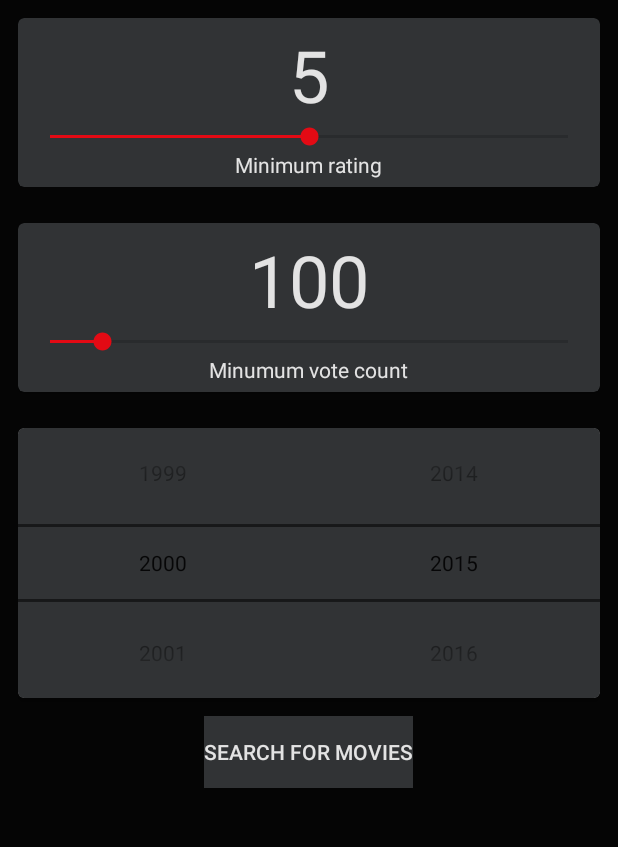
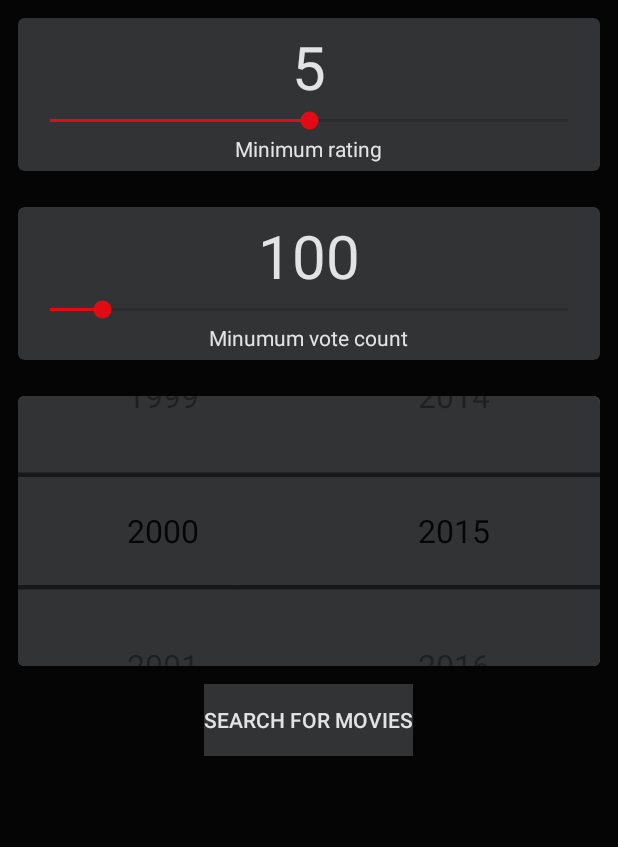
Before and after one commit to guybridge/Project05, an Android app: the screen it shows after launch (MainActivity), on a phone screen of 412 x 824 dp, the part 84-931 px from its top. Run offline under Robolectric (Android 15) with nearby library versions, the phone set to English and light mode, and no system bars.

```diff
--- a/app/src/main/res/layout/activity_main.xml
+++ b/app/src/main/res/layout/activity_main.xml
@@ -26,7 +26,7 @@
             <TextView
                 android:layout_width="wrap_content"
                 android:layout_height="wrap_content"
-                android:textSize="48sp"
+                android:textSize="40sp"
                 android:text="5"
                 android:textColor="@color/textColour"
                 android:id="@+id/minRatingCountTextView"
@@ -68,7 +68,7 @@
 
             <TextView
                 android:layout_gravity="center_horizontal"
-                android:textSize="48sp"
+                android:textSize="40sp"
                 android:layout_width="wrap_content"
                 android:layout_height="wrap_content"
                 android:textColor="@color/textColour"
@@ -109,15 +109,19 @@
                 android:layout_weight="1"
                 android:id="@+id/minDate"
                 android:layout_width="wrap_content"
-                android:layout_height="match_parent">
+                android:layout_height="match_parent"
+                android:scaleX="1.5"
+                android:scaleY="1.5">
             </NumberPicker>
 
             <NumberPicker
+                android:layout_width="wrap_content"
+                android:layout_height="match_parent"
                 android:background="@color/colorPrimary"
                 android:layout_weight="1"
                 android:id="@+id/maxDate"
-                android:layout_width="wrap_content"
-                android:layout_height="match_parent">
+                android:scaleX="1.5"
+                android:scaleY="1.5">
 
             </NumberPicker>
 
```
Also changed, not shown: app/src/main/res/layout/results_item_view.xml (added, +22 -0 lines), app/src/main/res/drawable/test.jpg (added).
